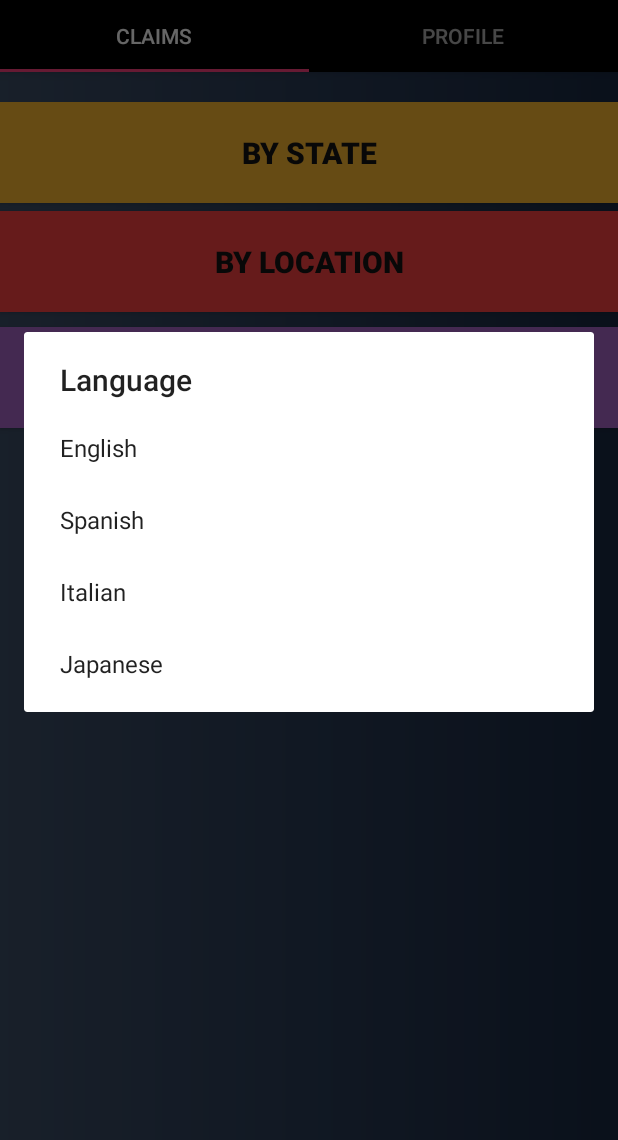
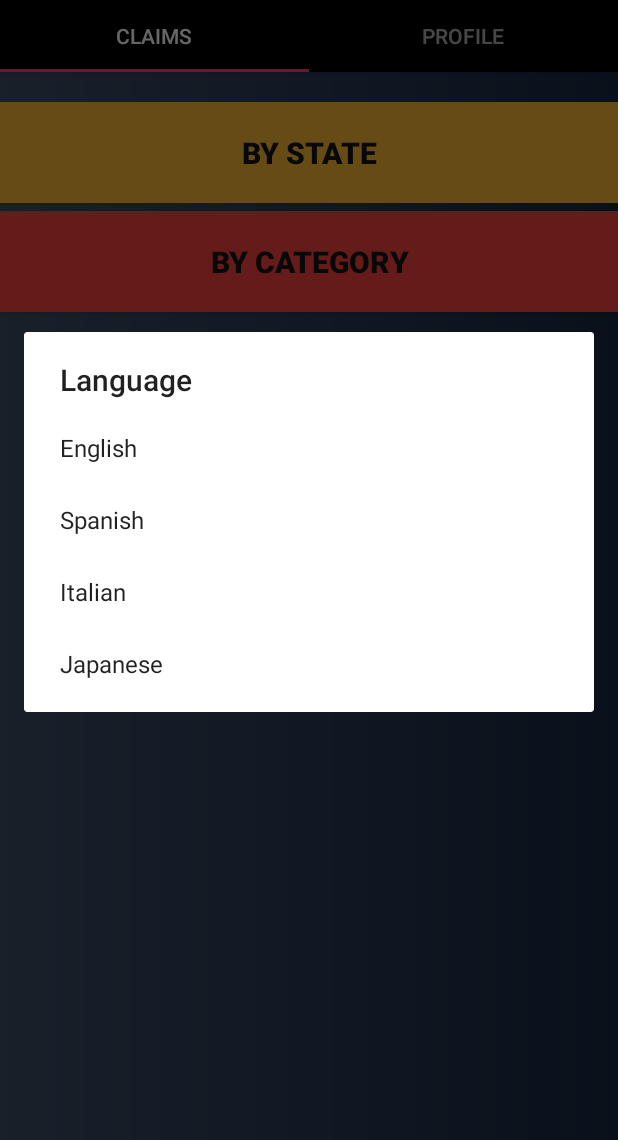
Before and after one commit to bnv86/reclamosBarriales, an Android app: the screen it shows after launch (MainTabbedActivity), in the options menu, after a tap on "Languaje Selection", on a phone screen of 412 x 824 dp, the part 96-1236 px from its top. Run offline under Robolectric (Android 15) with nearby library versions, the phone set to English and light mode, and no system bars; our stand-ins replace Volley; network calls fail.

Commit message:
se cambian botones de ReclamosFragment, se accede a profile desde el main activity del maestro detalle, correcciones de layouts y limpiado de codigo

```diff
--- a/app/src/main/AndroidManifest.xml
+++ b/app/src/main/AndroidManifest.xml
@@ -78,13 +78,8 @@
         -->
 
         <activity android:name=".AddFotoElegirActivity" />
-        <activity android:name=".ActivityUser" />
         <activity android:name=".MainActivity" />
         <activity android:name=".MapActivity" />
-        <activity
-            android:name=".RespuestaReclamoActivity"
-            android:label="@string/title_activity_respuesta_reclamo"
-            android:theme="@style/AppTheme.NoActionBar" />
     </application>
 
 </manifest>
--- a/app/src/main/java/com/example/bruno/debarrio/MainTabbedActivity.java
+++ b/app/src/main/java/com/example/bruno/debarrio/MainTabbedActivity.java
@@ -6,6 +6,7 @@ import android.content.SharedPreferences;
 import android.content.res.Configuration;
 import android.net.Uri;
 import android.support.design.widget.TabLayout;
+import android.support.v4.app.FragmentTransaction;
 import android.support.v7.app.AlertDialog;
 import android.support.v7.app.AppCompatActivity;
 import android.support.v7.widget.Toolbar;
@@ -31,7 +32,8 @@ import android.widget.Toast;
 
 import java.util.Locale;
 
-public class MainTabbedActivity extends AppCompatActivity implements ReclamosFragment.OnListFragmentInteractionListener, ListaReclamosFragment.OnFragmentInteractionListener, DetalleReclamoFragment.OnFragmentInteractionListener, ComunicacionFragments{
+public class MainTabbedActivity extends AppCompatActivity implements ReclamosFragment.OnListFragmentInteractionListener, ListaReclamosFragment.OnFragmentInteractionListener,
+        DetalleReclamoFragment.OnFragmentInteractionListener, RespuestaReclamoFragment.OnFragmentInteractionListener, ProfileFragment.OnFragmentInteractionListener, ComunicacionFragments{
 
     /**
      * The {@link android.support.v4.view.PagerAdapter} that will provide
@@ -99,6 +101,14 @@ public class MainTabbedActivity extends AppCompatActivity implements ReclamosFra
         // as you specify a parent activity in AndroidManifest.xml.
         int id = item.getItemId();
 
+        /*
+        if (id == R.id.action_profile) {
+            //llamarIntentProfile();
+            ProfileFragment profileFragment;
+            profileFragment = new ProfileFragment();
+            getSupportFragmentManager().beginTransaction().replace(R.id.container, profileFragment).commit();
+        }*/
+
         if (id == R.id.action_languaje) {
             mostrarDialog();
             /*
@@ -116,6 +126,12 @@ public class MainTabbedActivity extends AppCompatActivity implements ReclamosFra
             this.finish();
         }
         return super.onOptionsItemSelected(item);
+    }
+
+    private void llamarIntentProfile() {
+
+        Intent intentMaps = new Intent(MainTabbedActivity.this, ProfileFragment.class);
+        MainTabbedActivity.this.startActivity(intentMaps);
     }
 
     @Override
@@ -254,4 +270,16 @@ public class MainTabbedActivity extends AppCompatActivity implements ReclamosFra
         });
         b.show();
     }
+    private void mostrarLista(){
+        //if (findViewById(R.id.contenedorFragment) != null){
+        //  if (savedInstanceState != null){
+        //      return;
+        // }
+        listaReclamosFragment = new ListaReclamosFragment();
+        getSupportFragmentManager().beginTransaction().replace(R.id.container, listaReclamosFragment).commit();
+        //progressBarEventos = findViewById(R.id.progressBar);
+
+        //}
+    }
+
 }
--- a/app/src/main/java/com/example/bruno/debarrio/fragments/ReclamosFragment.java
+++ b/app/src/main/java/com/example/bruno/debarrio/fragments/ReclamosFragment.java
@@ -30,7 +30,7 @@ public class ReclamosFragment extends Fragment implements ComunicacionFragments
     // TODO: Customize parameters
     private int mColumnCount = 1;
     private OnListFragmentInteractionListener mListener;
-    Button botonVerTodos, botonVerMios, botonUbicacion;
+    Button botonPorEstado, botonPorCategoria;
     ListaReclamosFragment listaReclamosFragment;
     DetalleReclamoFragment detalleReclamoFragment;
 
@@ -65,31 +65,22 @@ public class ReclamosFragment extends Fragment implements ComunicacionFragments
                              Bundle savedInstanceState) {
         View rootView = inflater.inflate(R.layout.fragment_reclamos, container, false);
 
-        botonVerTodos = rootView.findViewById(R.id.boton_ver_todos);
-        botonVerTodos.setOnClickListener(new View.OnClickListener() {
+        botonPorEstado = rootView.findViewById(R.id.boton_por_estado);
+        botonPorEstado.setOnClickListener(new View.OnClickListener() {
             @Override
             public void onClick(View view) {
-                llamarIntentVerTodos();
+                llamarIntentPorEstado();
             }
         });
 
-        /*
-        botonVerMios = rootView.findViewById(R.id.boton_ver_mios);
-        botonVerMios.setOnClickListener(new View.OnClickListener() {
+
+        botonPorCategoria = rootView.findViewById(R.id.boton_por_categoria);
+        botonPorCategoria.setOnClickListener(new View.OnClickListener() {
             @Override
             public void onClick(View view) {
-                llamarIntentVerMios();
+                llamarIntentPorCategoria();
             }
         });
-
-        botonUbicacion = rootView.findViewById(R.id.boton_ubicacion_reclamo);
-        botonUbicacion.setOnClickListener(new View.OnClickListener(){
-            @Override
-            public void onClick(View v) {
-                llamarIntentMapa();
-            }
-
-        });*/
 
 
         /*
@@ -109,7 +100,6 @@ public class ReclamosFragment extends Fragment implements ComunicacionFragments
 
         return rootView;
     }
-
 
     @Override
     public void onAttach(Context context) {
@@ -155,9 +145,12 @@ public class ReclamosFragment extends Fragment implements ComunicacionFragments
     public interface OnFragmentInteractionListener {
     }
 
-    private void llamarIntentVerTodos() {
-        Intent intentVer = new Intent(getActivity(), MainActivity.class); //  EventosTodosActivity
+    private void llamarIntentPorEstado() {
+        Intent intentVer = new Intent(getActivity(), MainActivity.class);
         getActivity().startActivity(intentVer);
+    }
+
+    private void llamarIntentPorCategoria() {
     }
 
     /*
--- a/app/src/main/res/layout-land/fragment_reclamos.xml
+++ b/app/src/main/res/layout-land/fragment_reclamos.xml
@@ -30,7 +30,7 @@
                 android:padding="20dp"
                 android:layout_marginBottom="5dp"
                 android:background="@android:color/holo_orange_light"
-                android:text="@string/ver_todos"
+                android:text="@string/por_estado"
                 android:textColor="@color/colorDark"
                 android:textSize="20dp"
                 android:textStyle="bold" />
@@ -43,31 +43,11 @@
                 android:background="@android:color/holo_red_light"
                 android:gravity="center"
                 android:padding="20dp"
-                android:text="@string/ver_mios"
+                android:text="@string/por_categoria"
                 android:textColor="@color/colorDark"
                 android:textSize="20dp"
                 android:textStyle="bold" />
 
-            <Button
-                android:id="@+id/boton_ubicacion_reclamo"
-                android:layout_width="match_parent"
-                android:layout_height="wrap_content"
-                android:layout_marginBottom="10dp"
-                android:background="@android:color/holo_purple"
-                android:gravity="center"
-                android:padding="20dp"
-                android:text="ver ubicacion"
-                android:textColor="@color/colorDark"
-                android:textSize="20dp"
-                android:textStyle="bold" />
-
-            <!--
-            <TextView
-                android:id="@+id/texto_telefono"
-                android:layout_width="wrap_content"
-                android:layout_height="wrap_content"
-                android:text="tel"/>
-            -->
         </LinearLayout>
     </ScrollView>
 </LinearLayout>
--- a/app/src/main/res/layout/fragment_reclamos.xml
+++ b/app/src/main/res/layout/fragment_reclamos.xml
@@ -24,51 +24,31 @@
             android:gravity="center">
 
             <Button
-                android:id="@+id/boton_ver_todos"
+                android:id="@+id/boton_por_estado"
                 android:layout_width="match_parent"
                 android:layout_height="wrap_content"
                 android:gravity="center"
                 android:padding="20dp"
                 android:layout_marginBottom="5dp"
                 android:background="@android:color/holo_orange_light"
-                android:text="@string/ver_todos"
+                android:text="@string/por_estado"
                 android:textColor="@color/colorDark"
                 android:textSize="20dp"
                 android:textStyle="bold" />
 
             <Button
-                android:id="@+id/boton_ver_mios"
+                android:id="@+id/boton_por_categoria"
                 android:layout_width="match_parent"
                 android:layout_height="wrap_content"
                 android:layout_marginBottom="10dp"
                 android:background="@android:color/holo_red_light"
                 android:gravity="center"
                 android:padding="20dp"
-                android:text="@string/ver_mios"
+                android:text="@string/por_categoria"
                 android:textColor="@color/colorDark"
                 android:textSize="20dp"
                 android:textStyle="bold" />
 
-            <Button
-                android:id="@+id/boton_ubicacion_reclamo"
-                android:layout_width="match_parent"
-                android:layout_height="wrap_content"
-                android:layout_marginBottom="10dp"
-                android:background="@android:color/holo_purple"
-                android:gravity="center"
-                android:padding="20dp"
-                android:text="ver ubicacion"
-                android:textColor="@color/colorDark"
-                android:textSize="20dp"
-                android:textStyle="bold" />
-
-            <!--
-            <TextView
-                android:id="@+id/texto_telefono"
-                android:layout_width="wrap_content"
-                android:layout_height="wrap_content"
-                android:text="tel"/>
-            -->
         </LinearLayout>
     </ScrollView>
 </LinearLayout>
--- a/app/src/main/res/menu/menu_main_tabbed.xml
+++ b/app/src/main/res/menu/menu_main_tabbed.xml
@@ -2,6 +2,13 @@
     xmlns:app="http://schemas.android.com/apk/res-auto"
     xmlns:tools="http://schemas.android.com/tools"
     tools:context="com.example.bruno.debarrio.MainTabbedActivity">
+    <!--
+    <item
+        android:id="@+id/action_profile"
+        android:orderInCategory="100"
+        android:title="@string/action_profile"
+        app:showAsAction="collapseActionView" />
+        -->
     <item
         android:id="@+id/action_languaje"
         android:orderInCategory="100"
@@ -12,5 +19,4 @@
         android:orderInCategory="101"
         android:title="@string/action_logout"
         app:showAsAction="collapseActionView"/>
-    <!-- android:title="@string/action_logout" -->
 </menu>
--- a/app/src/main/res/values/strings.xml
+++ b/app/src/main/res/values/strings.xml
@@ -20,13 +20,14 @@
     <string name="tab_text_1">UPLOAD</string>
     <string name="tab_text_2">CLAIMS</string>
     <string name="tab_text_3">PROFILE</string>
+    <string name="action_profile">Profile</string>
     <string name="action_languaje">Languaje Selection</string>
     <string name="action_logout">Logout</string>
     <string name="section_format">Hello World from section: %1$d</string>
 
     <!-- Strings related to RECLAMOS -->
-    <string name="ver_todos">BY STATE</string>
-    <string name="ver_mios">BY LOCATION</string>
+    <string name="por_estado">BY STATE</string>
+    <string name="por_categoria">BY CATEGORY</string>
 
     <!-- Strings related to REGISTRAR ACTIVITY -->
     <string name="str_regresar">   BACK </string>
```
Also changed, not shown: app/src/main/java/com/example/bruno/debarrio/Adapters/AdaptadorReclamos.java (+14 -14 lines), app/src/main/java/com/example/bruno/debarrio/MainActivity.java (+88 -12 lines), app/src/main/res/menu/menu_respuesta_reclamo.xml (+13 -3 lines), 4 other files.
